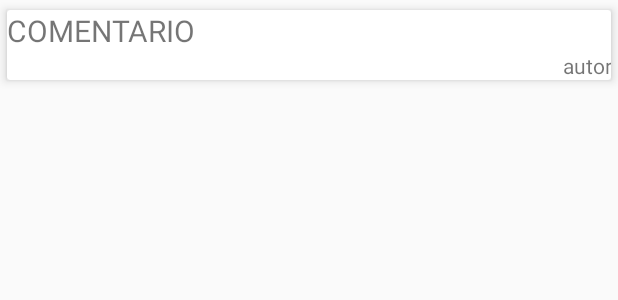
After one commit to Melocoton/AppForoFirebase, an Android app: the layout row_comment.xml on its own in the app's theme, with its tools: preview values and no code run, on a phone screen of 412 x 824 dp. The commit adds this screen. Shown: the top 300 px of the screen. Run offline under Robolectric (Android 15) with nearby library versions, the phone set to English and light mode, and no system bars.

Commit message:
Added ActivityComment

```diff
--- a/app/src/main/AndroidManifest.xml
+++ b/app/src/main/AndroidManifest.xml
@@ -33,7 +33,7 @@
         <!-- android:name=".Activity.LoginActivity" -->
         <!-- android:label="@string/title_activity_login"></activity> -->
         <activity
-            android:name=".CommentActivity"
+            android:name=".Activity.CommentActivity"
             android:label="@string/title_activity_comment"
             android:theme="@style/AppTheme.NoActionBar"></activity>
     </application>
--- a/app/src/main/java/com/example/oscar/appforofirebase/CommentActivity.kt
+++ b/app/src/main/java/com/example/oscar/appforofirebase/Activity/CommentActivity.kt
@@ -1,8 +1,9 @@
-package com.example.oscar.appforofirebase
+package com.example.oscar.appforofirebase.Activity
 
 import android.os.Bundle
 import android.support.design.widget.Snackbar
 import android.support.v7.app.AppCompatActivity
+import com.example.oscar.appforofirebase.R
 
 import kotlinx.android.synthetic.main.activity_comment.*
 
--- a/app/src/main/java/com/example/oscar/appforofirebase/Adapter/PostAdapter.kt
+++ b/app/src/main/java/com/example/oscar/appforofirebase/Adapter/PostAdapter.kt
@@ -7,7 +7,7 @@ import android.support.v7.widget.RecyclerView
 import android.view.LayoutInflater
 import android.view.View
 import android.view.ViewGroup
-import com.example.oscar.appforofirebase.CommentActivity
+import com.example.oscar.appforofirebase.Activity.CommentActivity
 import com.example.oscar.appforofirebase.Model.PostResult
 import kotlinx.android.synthetic.main.row_post.view.*
 
--- a/app/src/main/res/layout/activity_comment.xml
+++ b/app/src/main/res/layout/activity_comment.xml
@@ -4,7 +4,7 @@
     xmlns:tools="http://schemas.android.com/tools"
     android:layout_width="match_parent"
     android:layout_height="match_parent"
-    tools:context="com.example.oscar.appforofirebase.CommentActivity">
+    tools:context="com.example.oscar.appforofirebase.Activity.CommentActivity">
 
     <android.support.design.widget.AppBarLayout
         android:layout_width="match_parent"
@@ -28,6 +28,7 @@
         android:layout_height="wrap_content"
         android:layout_gravity="bottom|end"
         android:layout_margin="@dimen/fab_margin"
-        app:srcCompat="@android:drawable/ic_dialog_email" />
+        app:backgroundTint="@color/colorPrimary"
+        app:srcCompat="@android:drawable/ic_input_add" />
 
 </android.support.design.widget.CoordinatorLayout>
--- /dev/null
+++ b/app/src/main/res/layout/row_comment.xml
@@ -0,0 +1,36 @@
+<?xml version="1.0" encoding="utf-8"?>
+<LinearLayout xmlns:android="http://schemas.android.com/apk/res/android"
+    android:layout_width="match_parent"
+    android:layout_height="wrap_content"
+    xmlns:app="http://schemas.android.com/apk/res-auto">
+
+    <android.support.v7.widget.CardView
+        android:layout_width="match_parent"
+        android:layout_height="wrap_content"
+        app:cardCornerRadius="2dp"
+        app:cardElevation="4dp"
+        app:cardUseCompatPadding="true">
+
+        <LinearLayout
+            android:layout_width="match_parent"
+            android:layout_height="match_parent"
+            android:orientation="vertical">
+
+            <TextView
+                android:id="@+id/txtComentario"
+                android:layout_width="match_parent"
+                android:layout_height="wrap_content"
+                android:text="COMENTARIO"
+                android:textSize="20sp" />
+
+            <TextView
+                android:id="@+id/txtAutor"
+                android:layout_width="match_parent"
+                android:layout_height="wrap_content"
+                android:text="autor"
+                android:gravity="end" />
+
+        </LinearLayout>
+
+    </android.support.v7.widget.CardView>
+</LinearLayout>
```
Also changed, not shown: app/src/main/java/com/example/oscar/appforofirebase/Adapter/CommentAdapter.kt (added, +7 -0 lines), app/src/main/res/layout/content_comment.xml (+7 -3 lines).
